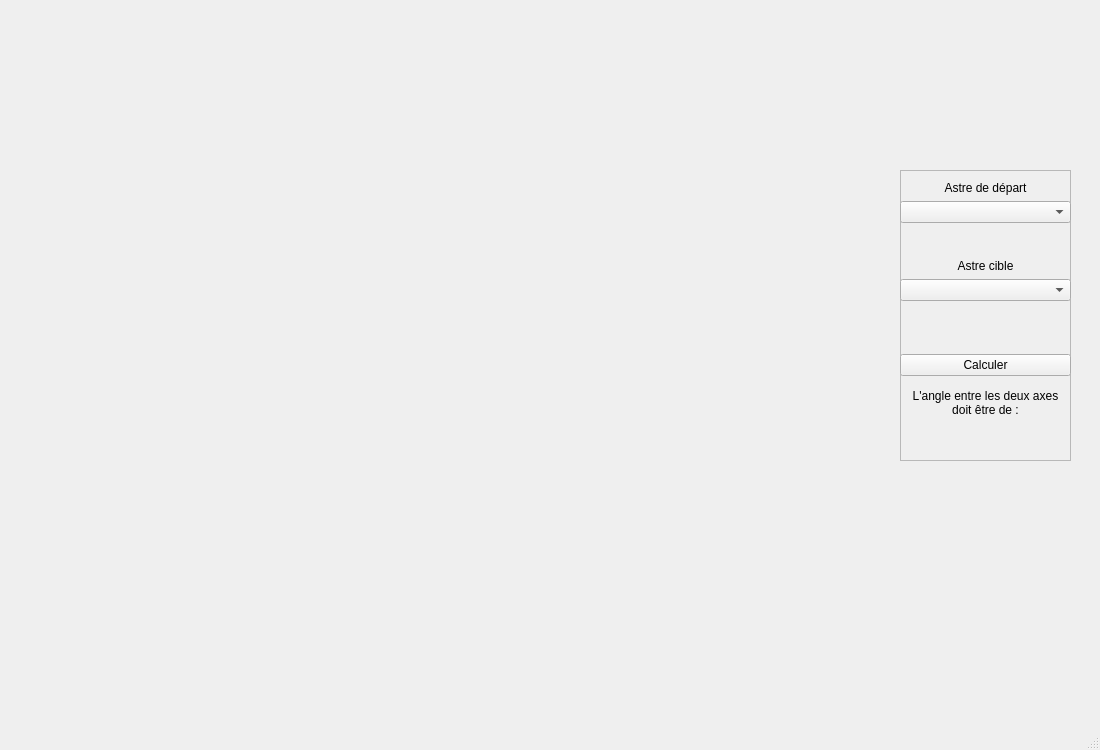
This is interface/KSP.ui in TitouanDor/AppliKSP as Qt 5 draws it before an edit. The edited form follows.
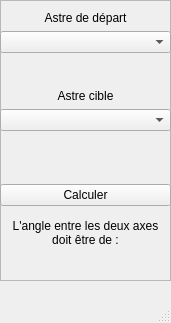
This is the edited form.

Diff of the .ui file:
```diff
--- a/interface/KSP.ui
+++ b/interface/KSP.ui
@@ -6,20 +6,20 @@
    <rect>
     <x>0</x>
     <y>0</y>
-    <width>1100</width>
-    <height>750</height>
+    <width>171</width>
+    <height>323</height>
    </rect>
   </property>
   <property name="minimumSize">
    <size>
-    <width>1100</width>
-    <height>750</height>
+    <width>171</width>
+    <height>323</height>
    </size>
   </property>
   <property name="maximumSize">
    <size>
-    <width>1100</width>
-    <height>750</height>
+    <width>171</width>
+    <height>323</height>
    </size>
   </property>
   <property name="baseSize">
@@ -38,10 +38,10 @@
    <widget class="QWidget" name="verticalLayoutWidget_4">
     <property name="geometry">
      <rect>
-      <x>900</x>
-      <y>170</y>
+      <x>0</x>
+      <y>0</y>
       <width>171</width>
-      <height>291</height>
+      <height>281</height>
      </rect>
     </property>
     <layout class="QVBoxLayout" name="LayoutSelection">
```
Left out of the diff: 2 changed lines with no effect on the pictures.
